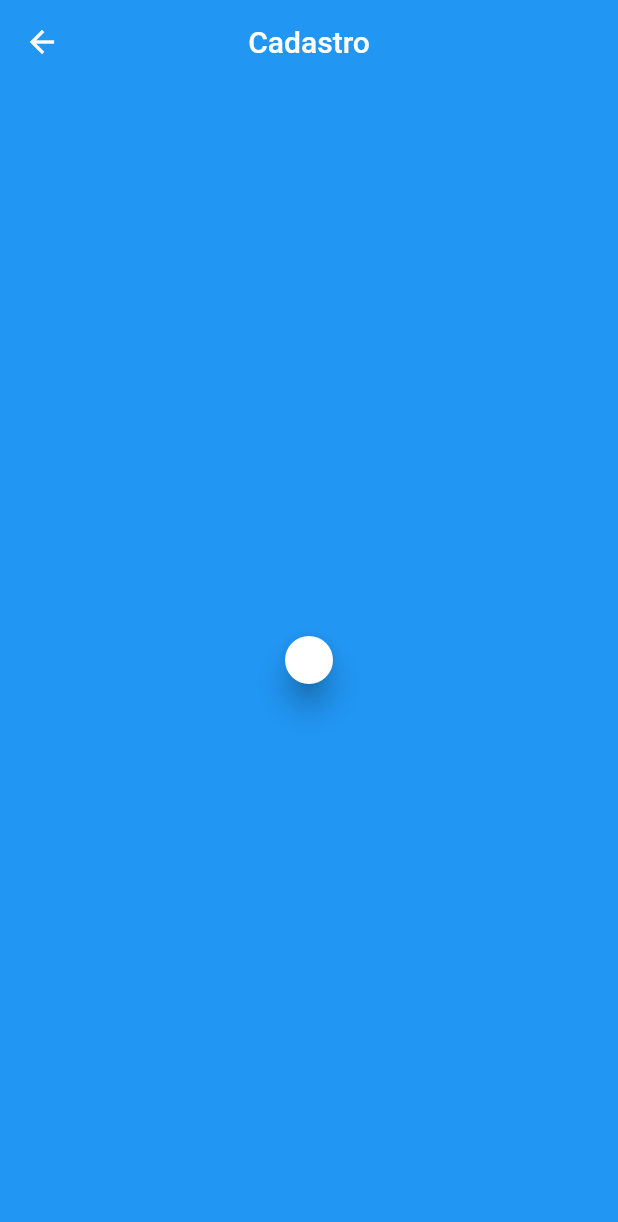
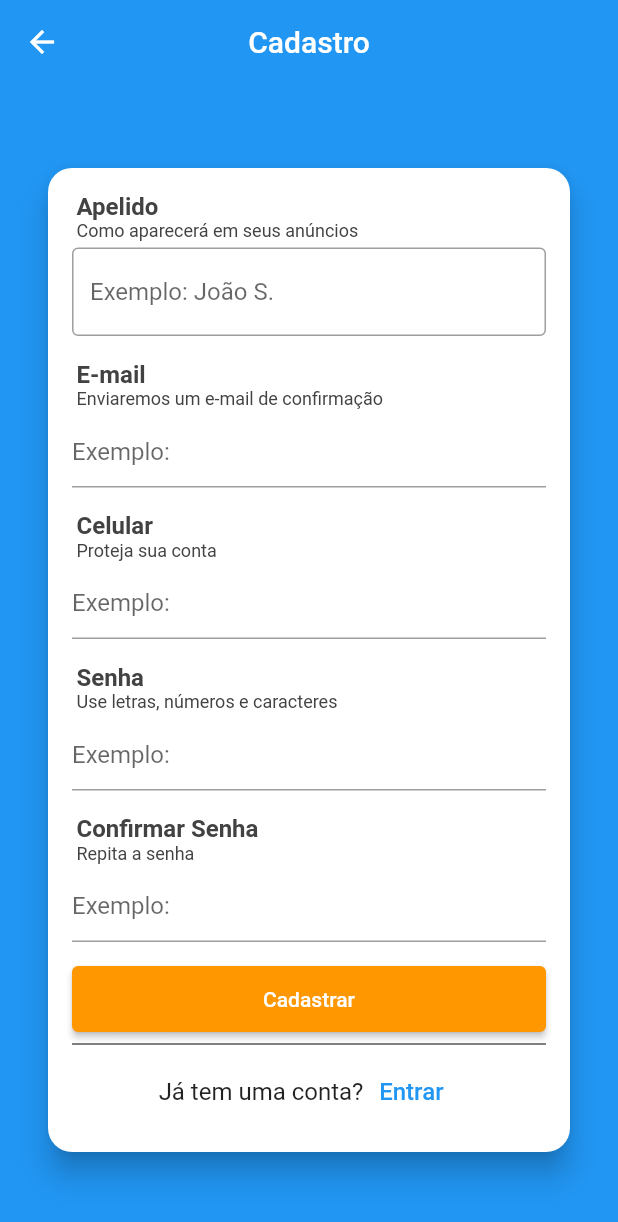
Before and after one commit to oliveiradg/GuiaPGX, a Flutter app: the SignUpView screen opened directly, on a phone screen of 412 x 824 dp. Shown: the top 1222 px of the screen. Run offline on Flutter 3.47's test engine with Material 2 defaults, Android fonts, the phone set to English and light mode, and no system bars; our stand-ins replace carousel_slider; network calls fail.

Commit message:
[DIA 51] feat: desenvolvendo  a tela de Cadastro

```diff
--- a/lib/app/views/home_page_view.dart
+++ b/lib/app/views/home_page_view.dart
@@ -91,7 +91,8 @@ class HomePageView extends StatelessWidget {
 
         //body
 
-        body: Column(
+        body: SingleChildScrollView(
+          child: Column(
 
             children: [
               CarouselSlider(
@@ -401,6 +402,7 @@ class HomePageView extends StatelessWidget {
 
 
           ),
+        ),
 
 
       ),
--- a/lib/app/views/login_view.dart
+++ b/lib/app/views/login_view.dart
@@ -1,4 +1,5 @@
 import 'package:flutter/material.dart';
+import 'package:guia_pgx/app/views/sign_up_view.dart';
 
 class LoginView extends StatelessWidget {
   const LoginView({Key? key}) : super(key: key);
@@ -146,7 +147,7 @@ class LoginView extends StatelessWidget {
                           ),
                           GestureDetector(
                             onTap: () {
-                              // Navigator.of(context).push(MaterialPageRoute(builder: ((context) => SignUpView())));
+                               Navigator.of(context).push(MaterialPageRoute(builder: ((context) =>const  SignUpView())));
                             },
                             child: const Text(
                               'Cadastre-se',
--- a/lib/app/views/sign_up_view.dart
+++ b/lib/app/views/sign_up_view.dart
@@ -1,8 +1,9 @@
 import 'package:flutter/material.dart';
+import 'package:flutter/services.dart';
+import 'package:guia_pgx/components/field_title_component.dart';
 
 class SignUpView extends StatelessWidget {
-
-  const SignUpView({ Key? key }) : super(key: key);
+  const SignUpView({Key? key}) : super(key: key);
 
   @override
   Widget build(BuildContext context) {
@@ -15,19 +16,128 @@ class SignUpView extends StatelessWidget {
         alignment: Alignment.center,
         child: SingleChildScrollView(
           child: Card(
+
             margin: const EdgeInsets.symmetric(horizontal: 32),
+
             shape: RoundedRectangleBorder(
               borderRadius: BorderRadius.circular(16),
             ),
             elevation: 8,
             child: Padding(
               padding: const EdgeInsets.all(16),
+
               child: Column(
-                  children: const [
+                crossAxisAlignment: CrossAxisAlignment.stretch,
+                children:  [
+                  const FieldTitleComponent(
+                      title: 'Apelido',
+                      subtitle: 'Como aparecerá em seus anúncios'),
+
+                  const TextField(
+                    decoration:  InputDecoration(
+                      hintText: 'Exemplo: João S.',
+                      border:  OutlineInputBorder(),
+
+                    ),
+                  ),
+                  const SizedBox(
+                    height: 16,
+                  ),
+
+                  const FieldTitleComponent(
+                      title: 'E-mail',
+                      subtitle: 'Enviaremos um e-mail de confirmação'),
+
+                  const TextField(
+                    decoration:  InputDecoration(hintText: 'Exemplo:   '),
+                    keyboardType: TextInputType.emailAddress,
+
+                  ),
+                  const SizedBox(
+                    height: 16,
+                  ),
+
+                  const FieldTitleComponent(
+                      title: 'Celular', subtitle: 'Proteja sua conta'),
+
+                   TextField(
+                    decoration: const  InputDecoration(hintText: 'Exemplo:   '),
+                    keyboardType: TextInputType.phone,
+                    inputFormatters: [
+                      FilteringTextInputFormatter.digitsOnly,
+                    ],
+                  ),
+                  const SizedBox(
+                    height: 16,
+                  ),
+                  const FieldTitleComponent(
+                      title: 'Senha', subtitle: 'Use letras, números e caracteres'),
+
+                  const TextField(
+                    decoration:  InputDecoration(hintText: 'Exemplo:   '),
+                  ),
+                  const SizedBox(
+                    height: 16,
+                  ),
+                  const FieldTitleComponent(
+                      title: 'Confirmar Senha', subtitle: 'Repita a senha'),
+
+                  const TextField(
+                    decoration:  InputDecoration(hintText: 'Exemplo:   '),
+                  ),
+                  const SizedBox(
+                    height: 16,
+                  ),
+                  SizedBox(
+                    height: 44,
+                    child: ElevatedButton(
+                      onPressed: () {},
+                      style: ElevatedButton.styleFrom(
+                        primary: Colors.orange,
+                        onPrimary: Colors.white,
+
+                      ),
+                      child: const Text('Cadastrar'),
+                    ),
+                  ),
+
+                  const Divider(
+                    color: Colors.black,
+                  ),
+                  Wrap(
+                    alignment: WrapAlignment.center,
+                    children: [
+                      Row(
+                        mainAxisAlignment: MainAxisAlignment.center,
+                        children:  [
+                       const   Text(
+                            'Já tem uma conta?',
+                            style: TextStyle(fontSize: 16),
+                          ),
+
+
+                      TextButton(
+                        onPressed: () {
+                          Navigator.of(context).pop();
+                        },
+                        child: const Text(
+                          'Entrar',
+                          style: TextStyle(
+                            color: Colors.blue,
+                            fontSize: 16,
+                          ),
+                        ),
+                      ),],),
+                    ],
+                  ),
+
 
                 ],
-                ),),
-          ),),),
+              ),
+            ),
+          ),
+        ),
+      ),
     );
   }
 }
--- /dev/null
+++ b/lib/components/field_title_component.dart
@@ -0,0 +1,48 @@
+// ignore_for_file: public_member_api_docs, sort_constructors_first
+import 'package:flutter/material.dart';
+
+class FieldTitleComponent extends StatelessWidget {
+  const FieldTitleComponent({
+    Key? key,
+    required this.title,
+    required this.subtitle,
+  }) : super(key: key);
+
+  final String title;
+  final String subtitle;
+
+  @override
+  Widget build(BuildContext context) {
+    return  Padding(
+
+      padding: const EdgeInsets.only(
+        left: 3,
+        bottom: 4,
+
+      ),
+      child: Column(
+        crossAxisAlignment: CrossAxisAlignment.start,
+
+
+
+
+
+                children: [
+        Text(title,
+        style: TextStyle(
+          fontSize: 16,
+          color: Colors.grey[800],
+          fontWeight: FontWeight.w700,
+        ),),
+
+        Text(subtitle,
+        style: TextStyle(
+          fontSize: 12,
+          color: Colors.grey[800],
+          fontWeight: FontWeight.w400,
+        ),),
+
+      ],)
+    );
+  }
+}
```
Lines whose indentation alone changed are shown as unchanged.
